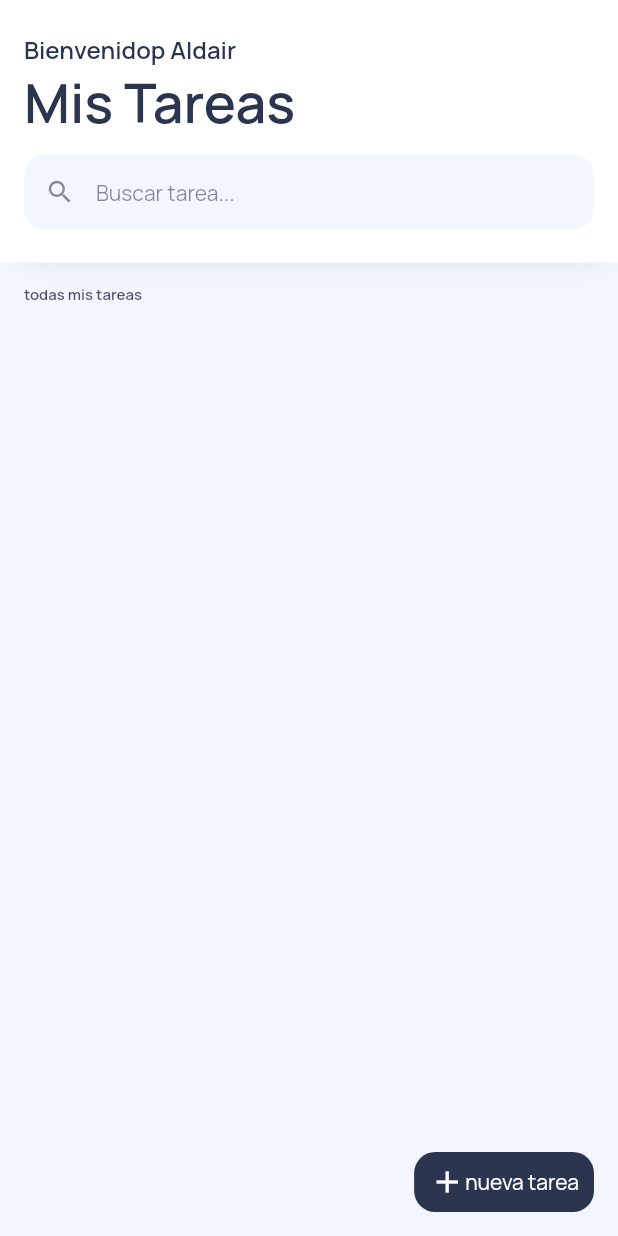
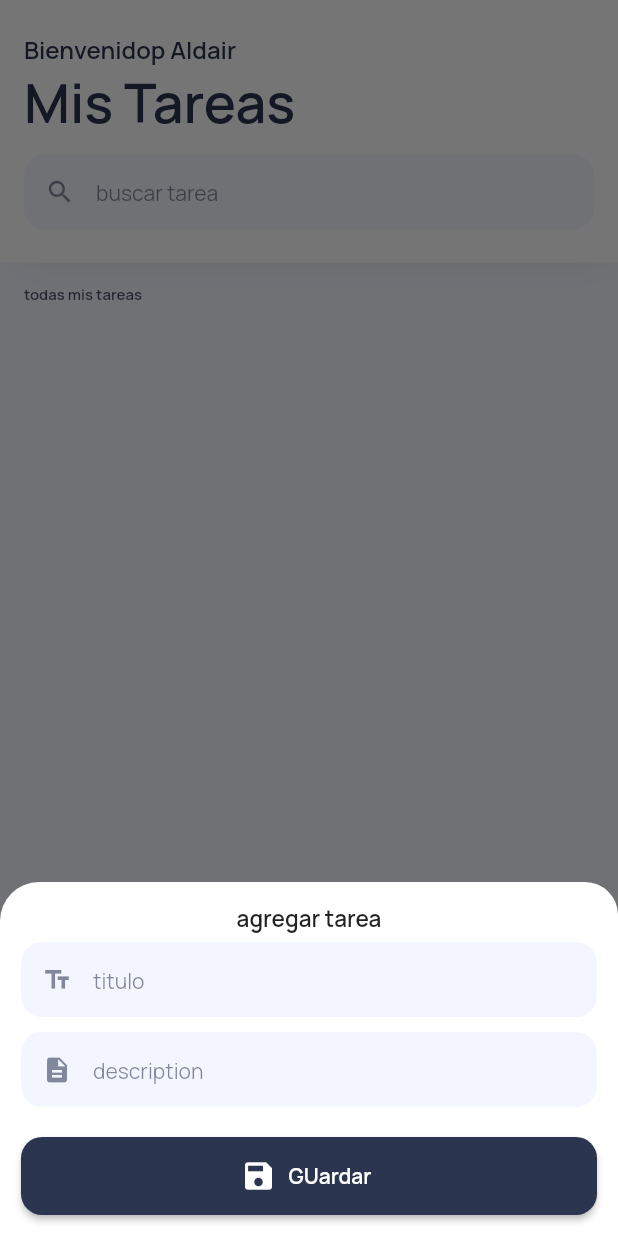
Before and after one commit to Aldairtunq/tasks, a Flutter app: the screen it shows after launch, after a tap on "nueva tarea", on a phone screen of 412 x 824 dp. Run offline on Flutter 3.47's test engine with Material 2 defaults, Android fonts, the phone set to English and light mode, and no system bars; our stand-ins replace cloud_firestore, firebase_core, google_fonts; missing offline and left inert: dart:html; accounts and stored records are empty.

Commit message:
video 16 completo

```diff
--- a/lib/pages/home_page.dart
+++ b/lib/pages/home_page.dart
@@ -3,21 +3,65 @@ import 'dart:html';
 import 'package:cloud_firestore/cloud_firestore.dart';
 import 'package:flutter/material.dart';
 import 'package:tasks/models/task_model.dart';
+import 'package:tasks/ui/widgets/button_normal_widget.dart';
 import 'package:tasks/ui/widgets/general/colors.dart';
 import 'package:tasks/ui/widgets/general_widgets.dart';
 import 'package:tasks/ui/widgets/item_task_widget.dart';
-import 'package:tasks/ui/widgets/textfield_search_widgets.dart';
+import 'package:tasks/ui/widgets/textfield_Normal_widgets.dart';
 
 class HomePage extends StatelessWidget {
   CollectionReference taskReference =
       FirebaseFirestore.instance.collection('task');
+
+  showTaskForm(BuildContext context) {
+    showModalBottomSheet(
+        context: context,
+        backgroundColor: Colors.transparent,
+        builder: (BuildContext context) {
+          return Container(
+            padding: EdgeInsets.all(14.0),
+            decoration: BoxDecoration(
+                color: Colors.white,
+                borderRadius: BorderRadius.only(
+                    topLeft: Radius.circular(26.0),
+                    topRight: Radius.circular(22.0))),
+            child: Column(
+              mainAxisSize: MainAxisSize.min,
+              children: [
+                Text(
+                  "agregar tarea",
+                  style: TextStyle(
+                    fontWeight: FontWeight.w600,
+                    fontSize: 15.0,
+                  ),
+                ),
+                divider6(),
+                TextFliedNormalWidget(
+                  hintText: "titulo",
+                  icon: Icons.text_fields,
+                ),
+                divider10(),
+                TextFliedNormalWidget(
+                  hintText: "description",
+                  icon: Icons.description,
+                ),
+                divider10(),
+                divider10(),
+                ButtonNormalWidget(),
+              ],
+            ),
+          );
+        });
+  }
 
   @override
   Widget build(BuildContext context) {
     return Scaffold(
         backgroundColor: kBrandSecondaryColor,
         floatingActionButton: InkWell(
-          onTap: () {},
+          onTap: () {
+            showTaskForm(context);
+          },
           borderRadius: BorderRadius.circular(14.0),
           child: Container(
             padding:
@@ -82,7 +126,10 @@ class HomePage extends StatelessWidget {
                           ),
                         ),
                         divider10(),
-                        TextFliedSearchWidget(),
+                        TextFliedNormalWidget(
+                          icon: Icons.search,
+                          hintText: "buscar tarea",
+                        ),
                       ]),
                 ),
               ),
--- /dev/null
+++ b/lib/ui/widgets/button_normal_widget.dart
@@ -0,0 +1,29 @@
+import 'package:flutter/material.dart';
+import 'package:tasks/ui/widgets/general/colors.dart';
+
+class ButtonNormalWidget extends StatelessWidget {
+  const ButtonNormalWidget({super.key});
+
+  @override
+  Widget build(BuildContext context) {
+    return SizedBox(
+      height: 52.0,
+      width: double.infinity,
+      child: ElevatedButton.icon(
+        onPressed: () {},
+        style: ElevatedButton.styleFrom(
+            primary: kBrandPrimaryColor,
+            shape: RoundedRectangleBorder(
+              borderRadius: BorderRadius.circular(14.0),
+            )),
+        icon: Icon(Icons.save),
+        label: Text(
+          "GUardar",
+          style: TextStyle(
+            fontWeight: FontWeight.w600,
+          ),
+        ),
+      ),
+    );
+  }
+}
--- a/lib/ui/widgets/textfield_search_widgets.dart
+++ b/lib/ui/widgets/textfield_Normal_widgets.dart
@@ -1,8 +1,14 @@
 import 'package:flutter/material.dart';
 import 'package:tasks/ui/widgets/general/colors.dart';
 
-class TextFliedSearchWidget extends StatelessWidget {
-  const TextFliedSearchWidget({super.key});
+class TextFliedNormalWidget extends StatelessWidget {
+  String hintText;
+  IconData icon;
+
+  TextFliedNormalWidget({
+    required this.hintText,
+    required this.icon,
+  });
 
   @override
   Widget build(BuildContext context) {
@@ -10,9 +16,9 @@ class TextFliedSearchWidget extends StatelessWidget {
       decoration: InputDecoration(
           contentPadding:
               const EdgeInsets.symmetric(horizontal: 12.0, vertical: 14.0),
-          prefixIcon: Icon(Icons.search,
+          prefixIcon: Icon(icon,
               size: 20.0, color: kBrandPrimaryColor.withOpacity(8.6)),
-          hintText: "Buscar tarea...",
+          hintText: hintText,
           hintStyle: TextStyle(
               fontSize: 14.0, color: kBrandPrimaryColor.withOpacity(8.6)),
           filled: true,
```
